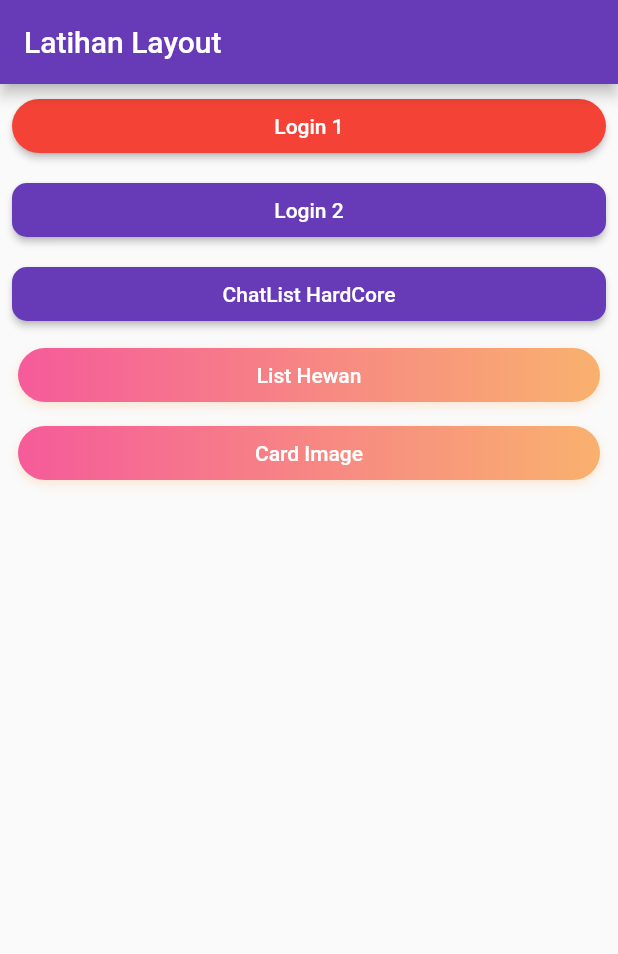
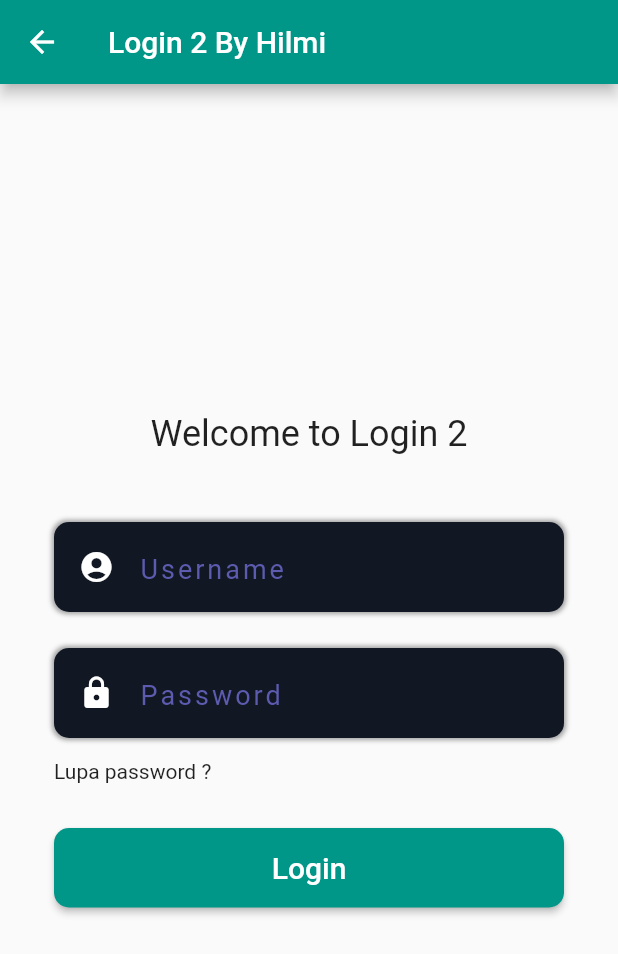
Before and after one commit to AjiSetya/latihan_flutter_dasar, a Flutter app: the screen it shows after launch, after a tap on "Login 2", on a phone screen of 412 x 824 dp. Shown: the top 954 px of the screen. Run offline on Flutter 3.47's test engine with Material 2 defaults, Android fonts, the phone set to English and light mode, and no system bars; drawn by our look-alikes of gradient_widgets; Roboto replaces fonts that are missing (Monserrat).

Commit message:
adding login2 page by hilmi

```diff
--- /dev/null
+++ b/lib/Login2.dart
@@ -0,0 +1,94 @@
+
+import 'package:flutter/material.dart';
+import 'package:latihan_layout/beauty_textfied.dart';
+
+class Login2 extends StatelessWidget {
+
+  TextStyle style = TextStyle(fontFamily: 'Monserrat', fontSize: 20.0);
+
+  @override
+  Widget build(BuildContext context) {
+
+    final usernameField = BeautyTextfield(
+      margin: EdgeInsets.all(0),
+      width: MediaQuery.of(context).size.width,
+      height: 60,
+      duration: Duration(milliseconds: 300),
+      inputType: TextInputType.text,
+      prefixIcon: Icon(Icons.account_circle),
+      placeholder: "Username",
+    );
+
+
+    final passField = BeautyTextfield(
+      // obscureText: true,
+      margin: EdgeInsets.all(0),
+      width: MediaQuery.of(context).size.width,
+      height: 60,
+      duration: Duration(milliseconds: 300),
+      inputType: TextInputType.text,
+      prefixIcon: Icon(Icons.lock),
+      placeholder: "Password",
+    );
+
+    final loginButon = Material(
+      elevation: 2.0,
+      borderRadius: BorderRadius.circular(10.0),
+      color: Colors.teal,
+      child: MaterialButton(
+        minWidth: MediaQuery.of(context).size.width,
+        padding: EdgeInsets.fromLTRB(20.0, 15.0, 20.0, 15.0),
+        onPressed: () {},
+        child: Text("Login",
+            textAlign: TextAlign.center,
+            style: style.copyWith(
+                color: Colors.white)),
+      ),
+    );
+
+    return Scaffold(
+      appBar: AppBar(
+        title: Text("Login 2 By Hilmi"),
+        backgroundColor: Colors.teal,
+      ),
+      body: Center(
+      child: Container(
+        height: 450.0,
+          child: Padding(
+            padding: const EdgeInsets.all(36.0),
+            child:Column(
+              crossAxisAlignment: CrossAxisAlignment.center,
+              mainAxisAlignment: MainAxisAlignment.center,
+              children: <Widget>[
+                Center(
+                  child: Text(
+                    "Welcome to Login 2",
+                    style: TextStyle(
+                      fontSize: 24.0
+                    ),
+                  ),
+                ),
+                SizedBox(height: 45.0,),
+                usernameField,
+                SizedBox(height: 24.0,),
+                passField,
+                SizedBox(height: 14.0,),
+                Align(
+                  alignment: Alignment.centerLeft,
+                  child: Text(
+                    "Lupa password ?",
+                    style: TextStyle(
+                      fontSize: 14.0
+                    ),
+                  ),
+                ),
+                SizedBox(height: 30.0,),
+                loginButon
+              ],
+            ),
+          ),
+      ),
+    ),
+    );
+  }
+}
--- /dev/null
+++ b/lib/beauty_textfied.dart
@@ -0,0 +1,192 @@
+import 'package:flutter/material.dart';
+
+class BeautyTextfield extends StatefulWidget {
+  final BorderRadius cornerRadius;
+  final double width, height, wordSpacing;
+  final Color backgroundColor, accentColor, textColor;
+  final String placeholder, fontFamily;
+  final Icon prefixIcon, suffixIcon;
+  final TextInputType inputType;
+  final EdgeInsets margin;
+  final Duration duration;
+  final VoidCallback onClickSuffix;
+  final TextBaseline textBaseline;
+  final FontStyle fontStyle;
+  final FontWeight fontWeight;
+  final bool autofocus, autocorrect, enabled, obscureText, isShadow;
+  final FocusNode focusNode;
+  final int maxLength, minLines, maxLines;
+  final ValueChanged<String> onChanged, onSubmitted;
+  final GestureTapCallback onTap;
+  final TextEditingController controller;
+
+  const BeautyTextfield(
+      {@required this.width,
+      @required this.height,
+      @required this.prefixIcon,
+      @required this.inputType,
+      this.controller,
+      this.suffixIcon,
+      this.duration = const Duration(milliseconds: 500),
+      this.margin = const EdgeInsets.all(10),
+      this.obscureText = false,
+      this.backgroundColor = const Color(0xff111823),
+      this.cornerRadius = const BorderRadius.all(Radius.circular(10)),
+      this.textColor = const Color(0xff5c5bb0),
+      this.accentColor = Colors.white,
+      this.placeholder = "Placeholder",
+      this.isShadow = true,
+      this.onClickSuffix,
+      this.wordSpacing,
+      this.textBaseline,
+      this.fontFamily,
+      this.fontStyle,
+      this.fontWeight,
+      this.autofocus = false,
+      this.autocorrect = false,
+      this.focusNode,
+      this.enabled = true,
+      this.maxLength,
+      this.maxLines,
+      this.minLines,
+      this.onChanged,
+      this.onTap,
+      this.onSubmitted})
+      : assert(width != null),
+        assert(height != null),
+        assert(prefixIcon != null),
+        assert(inputType != null);
+
+  @override
+  _BeautyTextfieldState createState() => _BeautyTextfieldState();
+}
+
+class _BeautyTextfieldState extends State<BeautyTextfield> {
+  bool isFocus = false;
+
+  @override
+  Widget build(BuildContext context) {
+    return AnimatedContainer(
+      width: widget.width,
+      height: widget.height,
+      margin: widget.margin,
+      alignment: Alignment.centerRight,
+      decoration: BoxDecoration(
+          boxShadow: widget.isShadow
+              ? [BoxShadow(color: Colors.grey, blurRadius: 2, spreadRadius: 1)]
+              : BoxShadow(spreadRadius: 0, blurRadius: 0),
+          borderRadius: widget.cornerRadius,
+          color: widget.suffixIcon == null
+              ? isFocus ? widget.accentColor : widget.backgroundColor
+              : widget.backgroundColor),
+      child: Stack(
+        children: <Widget>[
+          widget.suffixIcon == null
+              ? Container()
+              : Align(
+                  alignment: Alignment.centerRight,
+                  child: AnimatedContainer(
+                    width: isFocus ? 500 : 40,
+                    height: isFocus ? widget.height : 40,
+                    margin: EdgeInsets.only(right: isFocus ? 0 : 7),
+                    duration: widget.duration,
+                    decoration: BoxDecoration(
+                      borderRadius: isFocus
+                          ? widget.cornerRadius
+                          : BorderRadius.all(Radius.circular(60)),
+                      color: widget.accentColor,
+                    ),
+                  ),
+                ),
+          widget.suffixIcon == null
+              ? Container()
+              : GestureDetector(
+                  onTap: () {
+                    setState(() {
+                      isFocus ? isFocus = false : isFocus = true;
+                      if (widget.onClickSuffix != null) {
+                        widget.onClickSuffix();
+                      }
+                    });
+                  },
+                  child: Container(
+                    margin: EdgeInsets.only(right: 15),
+                    alignment: Alignment.centerRight,
+                    child: Icon(
+                      widget.suffixIcon.icon,
+                      color: widget.textColor,
+                    ),
+                  ),
+                ),
+          Center(
+            child: Row(
+              mainAxisAlignment: MainAxisAlignment.spaceEvenly,
+              children: <Widget>[
+                Expanded(
+                  flex: 1,
+                  child: Icon(
+                    widget.prefixIcon.icon,
+                    color:
+                        isFocus ? widget.backgroundColor : widget.accentColor,
+                  ),
+                ),
+                Expanded(
+                  flex: 5,
+                  child: Container(
+                    margin: EdgeInsets.only(right: 50, top: 3),
+                    child: TextField(
+                      controller: widget.controller,
+                      cursorWidth: 2,
+                      obscureText: widget.obscureText,
+                      keyboardType: widget.inputType,
+                      style: TextStyle(
+                        fontFamily: widget.fontFamily,
+                        fontStyle: widget.fontStyle,
+                        fontWeight: widget.fontWeight,
+                        wordSpacing: widget.wordSpacing,
+                        textBaseline: widget.textBaseline,
+                        fontSize: 18,
+                        letterSpacing: 2,
+                        color: widget.textColor,
+                      ),
+                      autofocus: widget.autofocus,
+                      autocorrect: widget.autocorrect,
+                      focusNode: widget.focusNode,
+                      enabled: widget.enabled,
+                      maxLength: widget.maxLength,
+                      maxLines: widget.maxLines,
+                      minLines: widget.minLines,
+                      onChanged: widget.onChanged,
+                      onTap: () {
+                        setState(() {
+                          isFocus = true;
+                        });
+                        if (widget.onTap != null) {
+                          widget.onTap();
+                        }
+                      },
+                      onSubmitted: (t) {
+                        setState(() {
+                          isFocus = false;
+                        });
+                        widget.onSubmitted(t);
+                      },
+                      textInputAction: TextInputAction.done,
+                      decoration: InputDecoration(
+                          hintStyle: TextStyle(color: widget.textColor),
+                          hintText: widget.placeholder,
+                          border: InputBorder.none),
+                      cursorColor:
+                          isFocus ? widget.accentColor : widget.backgroundColor,
+                    ),
+                  ),
+                ),
+              ],
+            ),
+          ),
+        ],
+      ),
+      duration: widget.duration,
+    );
+  }
+}
--- a/lib/main.dart
+++ b/lib/main.dart
@@ -1,5 +1,6 @@
 import 'package:flutter/material.dart';
 import 'Login1.dart';
+import 'Login2.dart';
 import 'WaChatItem.dart';
 import 'CardImage.dart';
 import 'ListHewan.dart';
@@ -45,7 +46,10 @@ class MyApp extends StatelessWidget {
                   "Login 2",
                   style: TextStyle(color: Colors.white),
                 ),
-                onPressed: () {}),
+                onPressed: () {
+                  Navigator.push(context,
+                      MaterialPageRoute(builder: (context) => Login2()));
+                }),
           ),
           Padding(
             padding: const EdgeInsets.only(
```
Also changed, not shown: pubspec.lock, 2 other files.
